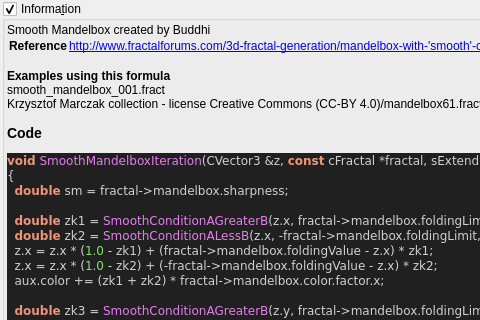
This is mandelbulber2/qt_data/fractal_mandelbox_smooth.ui in buddhi1980/mandelbulber2 as Qt 5 draws it before an edit; both pictures show x 0 to 480 and y 535 to 855 of the 790 by 1381 pixel window. The edited form follows.
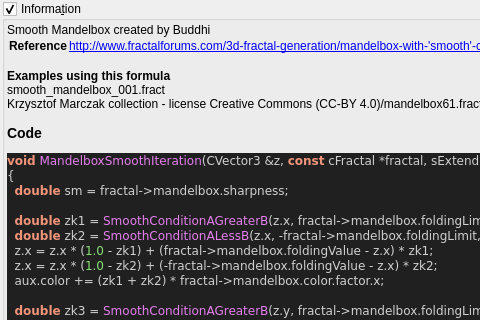
This is the edited form. Custom widgets are drawn as their Qt base class.

```diff
--- a/mandelbulber2/qt_data/fractal_mandelbox_smooth.ui
+++ b/mandelbulber2/qt_data/fractal_mandelbox_smooth.ui
@@ -1000,7 +1000,7 @@
 &lt;/table&gt;
 &lt;br&gt;&lt;b&gt;Examples using this formula&lt;/b&gt;&lt;br&gt;smooth_mandelbox_001.fract&lt;br&gt;Krzysztof Marczak collection - license Creative Commons (CC-BY 4.0)/mandelbox61.fract&lt;h3&gt;Code&lt;/h3&gt;
 &lt;body style=&quot;background-color:#202020&quot;&gt;
-&lt;pre style=&quot;color:#d0d0d0; background-color:#202020;  font-family:'Courier New',monospace;&quot;&gt;&lt;span style=&quot;color:#f09479; font-weight:bold&quot;&gt;void&lt;/span&gt; &lt;span style=&quot;color:#e47eed&quot;&gt;SmoothMandelboxIteration&lt;/span&gt;&lt;span style=&quot;color:#d0d0d0&quot;&gt;(&lt;/span&gt;CVector3 &lt;span style=&quot;color:#d0d0d0&quot;&gt;&amp;amp;&lt;/span&gt;z&lt;span style=&quot;color:#d0d0d0&quot;&gt;,&lt;/span&gt; &lt;span style=&quot;color:#f09479; font-weight:bold&quot;&gt;const&lt;/span&gt; cFractal &lt;span style=&quot;color:#d0d0d0&quot;&gt;*&lt;/span&gt;fractal&lt;span style=&quot;color:#d0d0d0&quot;&gt;,&lt;/span&gt; sExtendedAux &lt;span style=&quot;color:#d0d0d0&quot;&gt;&amp;amp;&lt;/span&gt;aux&lt;span style=&quot;color:#d0d0d0&quot;&gt;)&lt;/span&gt;
+&lt;pre style=&quot;color:#d0d0d0; background-color:#202020;  font-family:'Courier New',monospace;&quot;&gt;&lt;span style=&quot;color:#f09479; font-weight:bold&quot;&gt;void&lt;/span&gt; &lt;span style=&quot;color:#e47eed&quot;&gt;MandelboxSmoothIteration&lt;/span&gt;&lt;span style=&quot;color:#d0d0d0&quot;&gt;(&lt;/span&gt;CVector3 &lt;span style=&quot;color:#d0d0d0&quot;&gt;&amp;amp;&lt;/span&gt;z&lt;span style=&quot;color:#d0d0d0&quot;&gt;,&lt;/span&gt; &lt;span style=&quot;color:#f09479; font-weight:bold&quot;&gt;const&lt;/span&gt; cFractal &lt;span style=&quot;color:#d0d0d0&quot;&gt;*&lt;/span&gt;fractal&lt;span style=&quot;color:#d0d0d0&quot;&gt;,&lt;/span&gt; sExtendedAux &lt;span style=&quot;color:#d0d0d0&quot;&gt;&amp;amp;&lt;/span&gt;aux&lt;span style=&quot;color:#d0d0d0&quot;&gt;)&lt;/span&gt;
 &lt;span style=&quot;color:#d0d0d0&quot;&gt;{&lt;/span&gt;
   &lt;span style=&quot;color:#f09479; font-weight:bold&quot;&gt;double&lt;/span&gt; sm &lt;span style=&quot;color:#d0d0d0&quot;&gt;=&lt;/span&gt; fractal&lt;span style=&quot;color:#d0d0d0&quot;&gt;-&amp;gt;&lt;/span&gt;mandelbox&lt;span style=&quot;color:#d0d0d0&quot;&gt;.&lt;/span&gt;sharpness&lt;span style=&quot;color:#d0d0d0&quot;&gt;;&lt;/span&gt;
 
```
Left out of the diff: 4 changed lines with no effect on the pictures.
